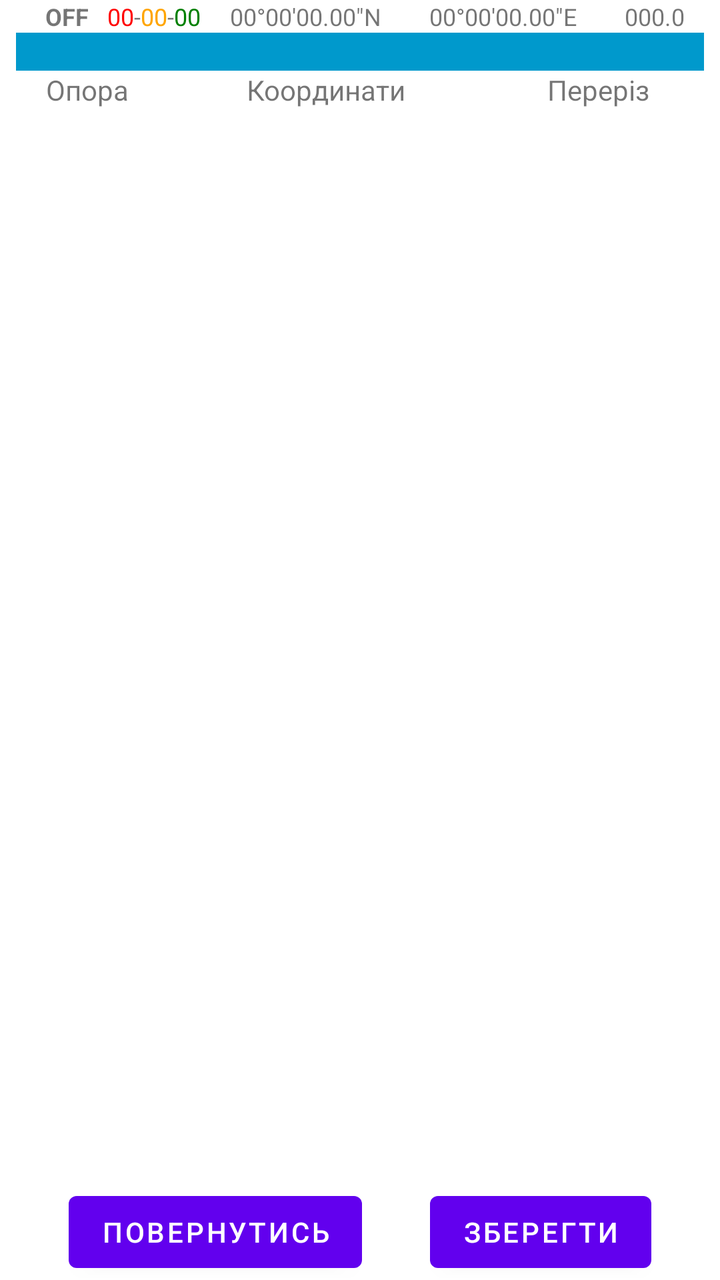
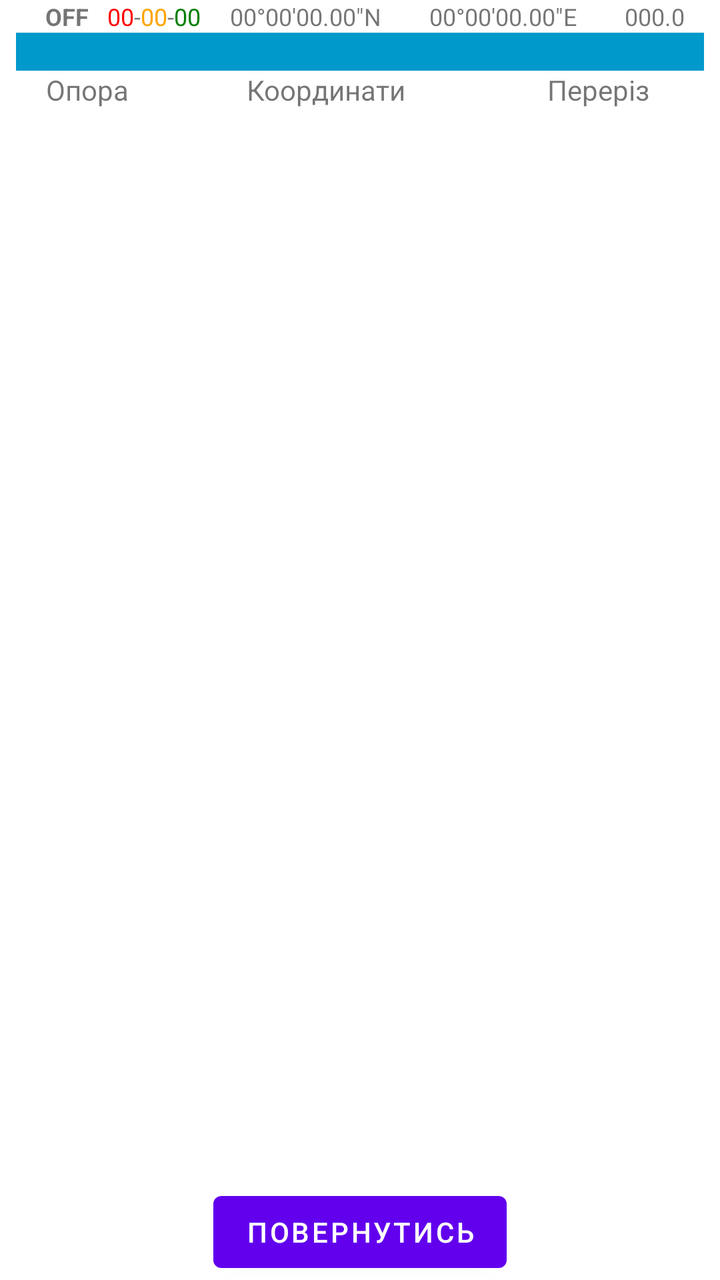

Two renders of the same Android screen: before a commit and after it. Below are the layout's source before the change and the commit's diff.
<!-- AndroidManifest.xml: application theme Theme.POEGPS -->
<!-- res/layout/fragment_editor.xml -->
<?xml version="1.0" encoding="utf-8"?>
<androidx.constraintlayout.widget.ConstraintLayout
    xmlns:android="http://schemas.android.com/apk/res/android"
    xmlns:app="http://schemas.android.com/apk/res-auto"
    xmlns:tools="http://schemas.android.com/tools"
    android:layout_width="match_parent"
    android:layout_height="match_parent"
    tools:layout_editor_absoluteY="25dp">

    <include
        android:id="@+id/include"
        layout="@layout/include_gps"
        android:layout_width="0dp"
        android:layout_height="wrap_content"
        android:layout_marginBottom="4dp"
        android:layout_marginEnd="8dp"
        android:layout_marginStart="8dp"
        app:layout_constraintBottom_toTopOf="@+id/lineName"
        app:layout_constraintEnd_toEndOf="parent"
        app:layout_constraintStart_toStartOf="parent"
        app:layout_constraintTop_toTopOf="parent" />

    <TextView
        android:id="@+id/lineName"
        android:layout_width="0dp"
        android:layout_height="wrap_content"
        android:layout_marginBottom="18dp"
        android:layout_marginEnd="8dp"
        android:layout_marginStart="8dp"
        android:background="@android:color/holo_blue_dark"
        android:text=""
        android:textAlignment="center"
        app:layout_constraintEnd_toEndOf="parent"
        app:layout_constraintStart_toStartOf="parent"
        app:layout_constraintTop_toBottomOf="@+id/include" />

    <LinearLayout
        android:id="@+id/linearLayout2"
        android:layout_width="0dp"
        android:layout_height="wrap_content"
        android:orientation="horizontal"
        app:layout_constraintEnd_toEndOf="parent"
        app:layout_constraintHorizontal_bias="0.0"
        app:layout_constraintStart_toStartOf="parent"
        app:layout_constraintTop_toBottomOf="@+id/lineName">

        <TextView
            android:id="@+id/textView"
            android:layout_width="17dp"
            android:layout_height="wrap_content"
            android:layout_weight="1"
            android:text="Опора"
            android:textAlignment="center"
            tools:layout_editor_absoluteX="16dp"
            tools:layout_editor_absoluteY="39dp" />

        <TextView
            android:id="@+id/textView2"
            android:layout_width="wrap_content"
            android:layout_height="wrap_content"
            android:layout_weight="1"
            android:text="Координати"
            android:textAlignment="center"
            tools:layout_editor_absoluteX="106dp"
            tools:layout_editor_absoluteY="39dp" />

        <TextView
            android:id="@+id/textView3"
            android:layout_width="wrap_content"
            android:layout_height="wrap_content"
            android:layout_weight="1"
            android:text="Переріз"
            android:textAlignment="center"
            tools:layout_editor_absoluteX="250dp"
            tools:layout_editor_absoluteY="39dp" />
    </LinearLayout>

    <androidx.recyclerview.widget.RecyclerView
        android:id="@+id/coordinates_rv"
        android:layout_width="match_parent"
        android:layout_height="0dp"
        app:layout_constraintTop_toBottomOf="@id/linearLayout2"
        app:layout_constraintBottom_toTopOf="@id/save_btn"
        app:layout_constraintEnd_toEndOf="parent"
        app:layout_constraintStart_toStartOf="parent" />

    <Button
        android:id="@+id/save_btn"
        android:layout_width="wrap_content"
        android:layout_height="wrap_content"
        android:text="Зберегти"
        app:layout_constraintTop_toBottomOf="@id/coordinates_rv"
        app:layout_constraintBottom_toBottomOf="parent"
        app:layout_constraintStart_toEndOf="@id/back_btn"
        app:layout_constraintEnd_toEndOf="parent"/>

    <Button
        android:id="@+id/back_btn"
        android:layout_width="wrap_content"
        android:layout_height="wrap_content"
        android:text="Повернутись"
        app:layout_constraintTop_toBottomOf="@id/coordinates_rv"
        app:layout_constraintBottom_toBottomOf="parent"
        app:layout_constraintEnd_toStartOf="@id/save_btn"
        app:layout_constraintStart_toStartOf="parent"
        />


</androidx.constraintlayout.widget.ConstraintLayout>
<!-- res/layout/include_gps.xml (included above) -->
<?xml version="1.0" encoding="utf-8"?>
<LinearLayout xmlns:android="http://schemas.android.com/apk/res/android"
    xmlns:tools="http://schemas.android.com/tools"
    android:id="@+id/GPS_Layout"
    android:layout_width="match_parent"
    android:layout_height="match_parent"
    android:orientation="horizontal">

    <TextView
        android:id="@+id/GPS_Status"
        style="@style/gps_status_loc"
        android:text="@string/gps_status_off"
        android:textStyle="bold" />

    
    <TextView
        android:id="@+id/GPS_SatRed"
        style="@style/gps_status_sat"
        android:text="@string/gps_sat_val"
        android:textColor="@color/colorRed"
        android:visibility="gone" />

    <TextView
        style="@style/gps_status_sat"
        android:text="@string/gps_sat_div"
        android:visibility="gone" />

    <TextView
        android:id="@+id/GPS_SatOra"
        style="@style/gps_status_sat"
        android:text="@string/gps_sat_val"
        android:textColor="@color/colorRed" />

    <TextView
        style="@style/gps_status_sat"
        android:text="@string/gps_sat_div" />

    <TextView
        android:id="@+id/GPS_SatYel"
        style="@style/gps_status_sat"
        android:text="@string/gps_sat_val"
        android:textColor="@color/colorOrange" />

    <TextView
        style="@style/gps_status_sat"
        android:text="@string/gps_sat_div" />

    <TextView
        android:id="@+id/GPS_SatGre"
        style="@style/gps_status_sat"
        android:text="@string/gps_sat_val"
        android:textColor="@color/colorGreen" />

    <TextView
        android:id="@+id/GPS_Latitude"
        style="@style/gps_status_loc"
        android:text="@string/gps_lat00" />

    <TextView
        android:id="@+id/GPS_Longitude"
        style="@style/gps_status_loc"
        android:text="@string/gps_lng00" />

    <TextView
        android:id="@+id/GPS_Accuracy"
        style="@style/gps_status_loc"
        android:text="@string/gps_accuracy" />
</LinearLayout>
<!-- resources referenced by this layout -->
<resources>
  <color name="colorGreen">#008000</color>
  <color name="colorOrange">#ffa500</color>
  <color name="colorRed">#ff0000</color>
  <string name="gps_accuracy">000.0</string>
  <string name="gps_lat00">00°00\'00.00\"N</string>
  <string name="gps_lng00">00°00\'00.00\"E</string>
  <string name="gps_sat_div">-</string>
  <string name="gps_sat_val">00</string>
  <string name="gps_status_off">OFF</string>
  <style name="gps_status_loc" parent="gps_status">
          <item name="android:gravity">center</item>
          <item name="android:layout_weight">1</item>
          <item name="android:paddingLeft">5dp</item>
      </style>
  <style name="gps_status_sat" parent="gps_status">
      </style>
  <style name="Theme.POEGPS" parent="Theme.MaterialComponents.DayNight.DarkActionBar">
          
          <item name="colorPrimary">@color/purple_500</item>
          <item name="colorPrimaryVariant">@color/purple_700</item>
          <item name="colorOnPrimary">@color/white</item>
          
          <item name="colorSecondary">@color/teal_200</item>
          <item name="colorSecondaryVariant">@color/teal_700</item>
          <item name="colorOnSecondary">@color/black</item>
          
          <item name="android:statusBarColor">?attr/colorPrimaryVariant</item>
          
      </style>
  <style name="gps_status" parent="width_wrap_height_wrap">
          <item name="android:textSize">12sp</item>
      </style>
  <color name="purple_500">#FF6200EE</color>
  <color name="purple_700">#FF3700B3</color>
  <color name="white">#FFFFFFFF</color>
  <color name="teal_200">#FF03DAC5</color>
  <color name="teal_700">#FF018786</color>
  <color name="black">#FF000000</color>
  <style name="width_wrap_height_wrap">
          <item name="android:layout_width">wrap_content</item>
          <item name="android:layout_height">wrap_content</item>
      </style>
</resources>

<!-- the commit's change to res/layout/fragment_editor.xml (unified diff, before → after) -->
@@ -80,19 +80,9 @@
         android:layout_width="match_parent"
         android:layout_height="0dp"
         app:layout_constraintTop_toBottomOf="@id/linearLayout2"
-        app:layout_constraintBottom_toTopOf="@id/save_btn"
+        app:layout_constraintBottom_toTopOf="@id/back_btn"
         app:layout_constraintEnd_toEndOf="parent"
         app:layout_constraintStart_toStartOf="parent" />
-
-    <Button
-        android:id="@+id/save_btn"
-        android:layout_width="wrap_content"
-        android:layout_height="wrap_content"
-        android:text="Зберегти"
-        app:layout_constraintTop_toBottomOf="@id/coordinates_rv"
-        app:layout_constraintBottom_toBottomOf="parent"
-        app:layout_constraintStart_toEndOf="@id/back_btn"
-        app:layout_constraintEnd_toEndOf="parent"/>
 
     <Button
         android:id="@+id/back_btn"
@@ -101,7 +91,7 @@
         android:text="Повернутись"
         app:layout_constraintTop_toBottomOf="@id/coordinates_rv"
         app:layout_constraintBottom_toBottomOf="parent"
-        app:layout_constraintEnd_toStartOf="@id/save_btn"
+        app:layout_constraintEnd_toEndOf="parent"
         app:layout_constraintStart_toStartOf="parent"
         />
 
